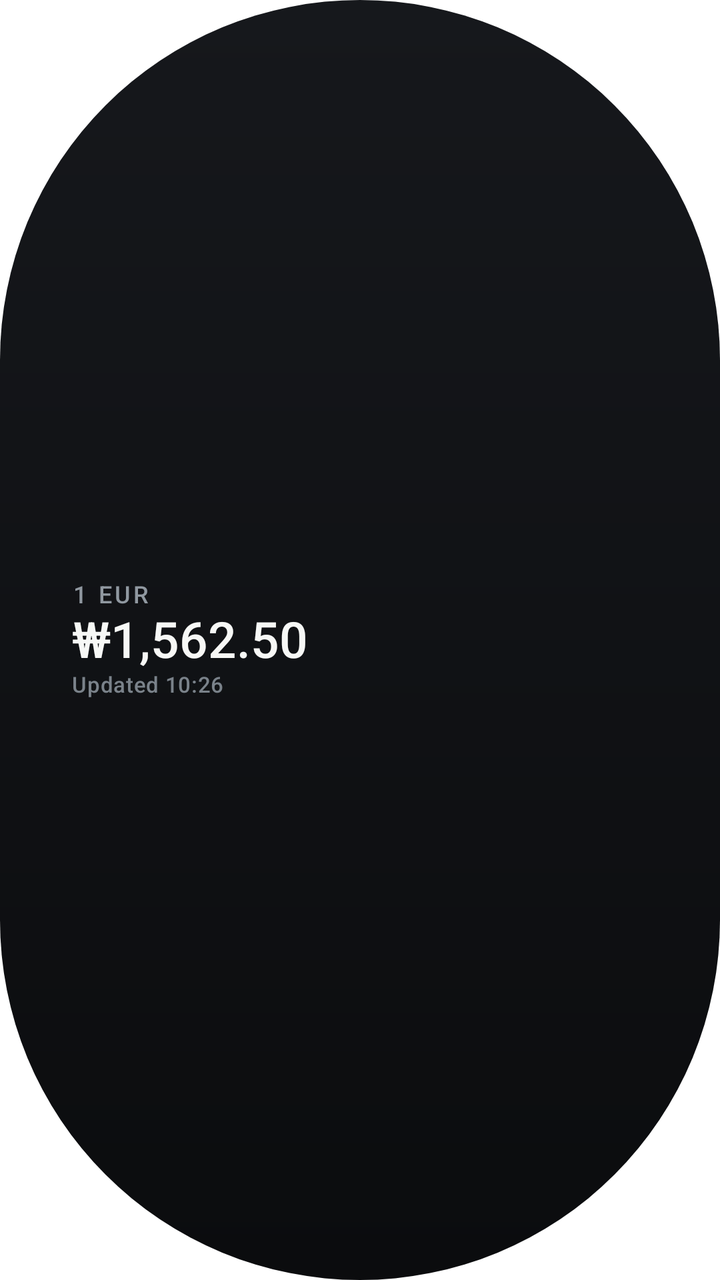
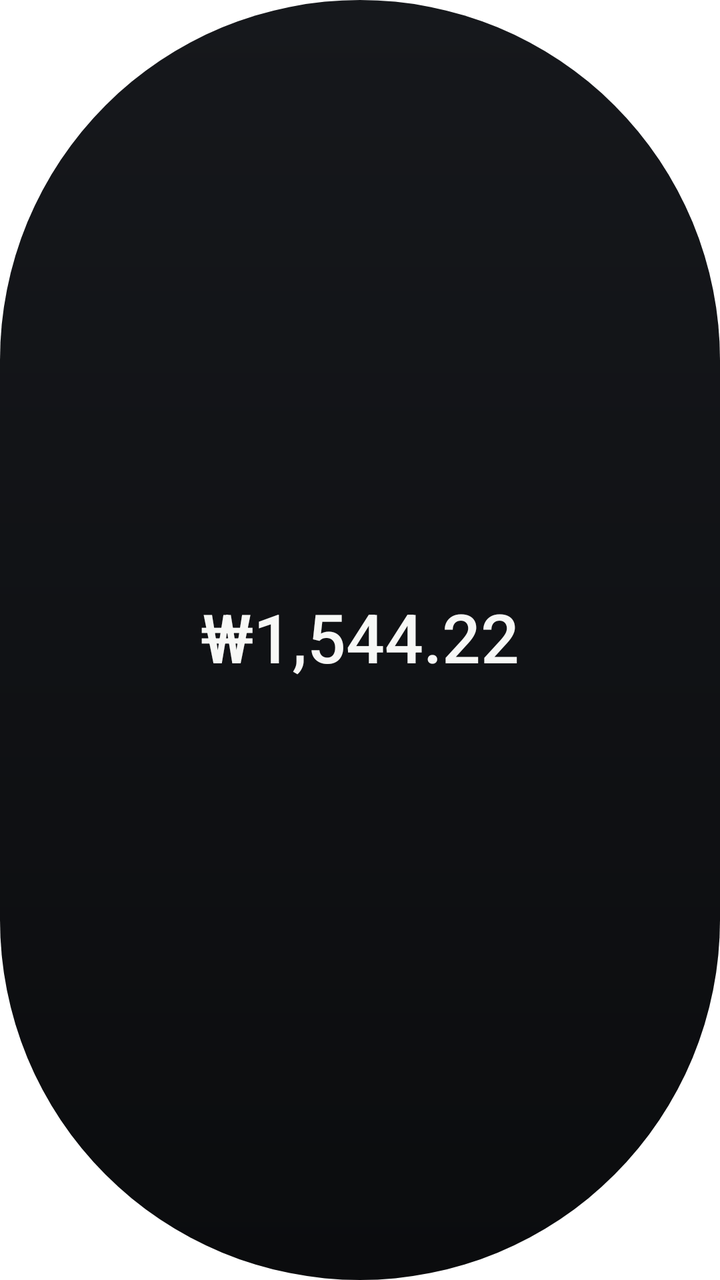

The first picture is an Android layout as it rendered before a commit; the second is the same layout after the commit. The layout source and the unified diff follow.
<!-- AndroidManifest.xml: fallback theme Theme.MaterialComponents.DayNight.NoActionBar -->
<!-- res/layout/widget_preview.xml -->
<?xml version="1.0" encoding="utf-8"?>
<LinearLayout xmlns:android="http://schemas.android.com/apk/res/android"
    android:id="@android:id/background"
    style="@style/FxState"
    android:background="@drawable/widget_bg"
    android:paddingStart="36dp"
    android:paddingTop="8dp"
    android:paddingEnd="36dp"
    android:paddingBottom="8dp">

    <TextView
        style="@style/FxLabel"
        android:text="@string/one_eur" />

    <TextView
        style="@style/FxValue"
        android:text="₩1,562.50" />

    <TextView
        style="@style/FxFooter"
        android:text="Updated 10:26" />
</LinearLayout>
<!-- resources referenced by this layout -->
<resources>
  <!-- drawable widget_bg (drawable) -->
  <?xml version="1.0" encoding="utf-8"?>
  <shape xmlns:android="http://schemas.android.com/apk/res/android"
      android:shape="rectangle">
      <gradient
          android:angle="270"
          android:endColor="@color/fx_bg_bottom"
          android:startColor="@color/fx_bg_top" />
      <corners android:radius="1000dp" />
  </shape>
  <string name="one_eur">1 EUR</string>
  <style name="FxFooter" parent="FxLabel">
          <item name="android:letterSpacing">0.02</item>
          <item name="android:textColor">@color/fx_faint</item>
          <item name="android:textSize">11sp</item>
      </style>
  <style name="FxLabel">
          <item name="android:layout_width">match_parent</item>
          <item name="android:layout_height">wrap_content</item>
          <item name="android:fontFamily">sans-serif-medium</item>
          <item name="android:fontFeatureSettings">tnum</item>
          <item name="android:includeFontPadding">false</item>
          <item name="android:letterSpacing">0.12</item>
          <item name="android:maxLines">1</item>
          <item name="android:ellipsize">end</item>
          <item name="android:textColor">@color/fx_label</item>
          <item name="android:textSize">12sp</item>
      </style>
  <style name="FxState">
          <item name="android:layout_width">match_parent</item>
          <item name="android:layout_height">match_parent</item>
          <item name="android:orientation">vertical</item>
          <item name="android:gravity">center_vertical</item>
      </style>
  <style name="FxValue">
          <item name="android:layout_width">match_parent</item>
          <item name="android:layout_height">wrap_content</item>
          <item name="android:layout_marginTop">1dp</item>
          <item name="android:layout_marginBottom">1dp</item>
          <item name="android:fontFamily">sans-serif-medium</item>
          <item name="android:fontFeatureSettings">tnum</item>
          <item name="android:gravity">start|center_vertical</item>
          <item name="android:includeFontPadding">false</item>
          <item name="android:maxLines">1</item>
          <item name="android:ellipsize">end</item>
          <item name="android:textColor">@color/fx_eur</item>
          <item name="android:textSize">25sp</item>
          <item name="android:autoSizeTextType">uniform</item>
          <item name="android:autoSizeMinTextSize">14sp</item>
          <item name="android:autoSizeMaxTextSize">25sp</item>
          <item name="android:autoSizeStepGranularity">1sp</item>
      </style>
  <color name="fx_bg_bottom">#0B0C0E</color>
  <color name="fx_bg_top">#16181C</color>
  <color name="fx_faint">#7A828A</color>
  <color name="fx_label">#9098A0</color>
  <color name="fx_eur">#F7F8F6</color>
</resources>

<!-- the commit's change to res/layout/widget_preview.xml (unified diff, before → after) -->
@@ -1,22 +1,17 @@
 <?xml version="1.0" encoding="utf-8"?>
-<LinearLayout xmlns:android="http://schemas.android.com/apk/res/android"
+<FrameLayout xmlns:android="http://schemas.android.com/apk/res/android"
     android:id="@android:id/background"
-    style="@style/FxState"
-    android:background="@drawable/widget_bg"
-    android:paddingStart="36dp"
-    android:paddingTop="8dp"
-    android:paddingEnd="36dp"
-    android:paddingBottom="8dp">
-
-    <TextView
-        style="@style/FxLabel"
-        android:text="@string/one_eur" />
+    android:layout_width="match_parent"
+    android:layout_height="match_parent"
+    android:background="@drawable/widget_bg">
 
     <TextView
         style="@style/FxValue"
-        android:text="₩1,562.50" />
-
-    <TextView
-        style="@style/FxFooter"
-        android:text="Updated 10:26" />
-</LinearLayout>
+        android:layout_height="match_parent"
+        android:autoSizeMaxTextSize="34sp"
+        android:gravity="center"
+        android:paddingStart="28dp"
+        android:paddingEnd="28dp"
+        android:text="₩1,544.22"
+        android:textSize="34sp" />
+</FrameLayout>
<!-- resource entries referenced after the edit -->
@@ -10,30 +10,6 @@
           android:startColor="@color/fx_bg_top" />
       <corners android:radius="1000dp" />
   </shape>
-  <string name="one_eur">1 EUR</string>
-  <style name="FxFooter" parent="FxLabel">
-          <item name="android:letterSpacing">0.02</item>
-          <item name="android:textColor">@color/fx_faint</item>
-          <item name="android:textSize">11sp</item>
-      </style>
-  <style name="FxLabel">
-          <item name="android:layout_width">match_parent</item>
-          <item name="android:layout_height">wrap_content</item>
-          <item name="android:fontFamily">sans-serif-medium</item>
-          <item name="android:fontFeatureSettings">tnum</item>
-          <item name="android:includeFontPadding">false</item>
-          <item name="android:letterSpacing">0.12</item>
-          <item name="android:maxLines">1</item>
-          <item name="android:ellipsize">end</item>
-          <item name="android:textColor">@color/fx_label</item>
-          <item name="android:textSize">12sp</item>
-      </style>
-  <style name="FxState">
-          <item name="android:layout_width">match_parent</item>
-          <item name="android:layout_height">match_parent</item>
-          <item name="android:orientation">vertical</item>
-          <item name="android:gravity">center_vertical</item>
-      </style>
   <style name="FxValue">
           <item name="android:layout_width">match_parent</item>
           <item name="android:layout_height">wrap_content</item>
@@ -54,8 +30,6 @@
       </style>
   <color name="fx_bg_bottom">#0B0C0E</color>
   <color name="fx_bg_top">#16181C</color>
-  <color name="fx_faint">#7A828A</color>
-  <color name="fx_label">#9098A0</color>
   <color name="fx_eur">#F7F8F6</color>
 </resources>
 
